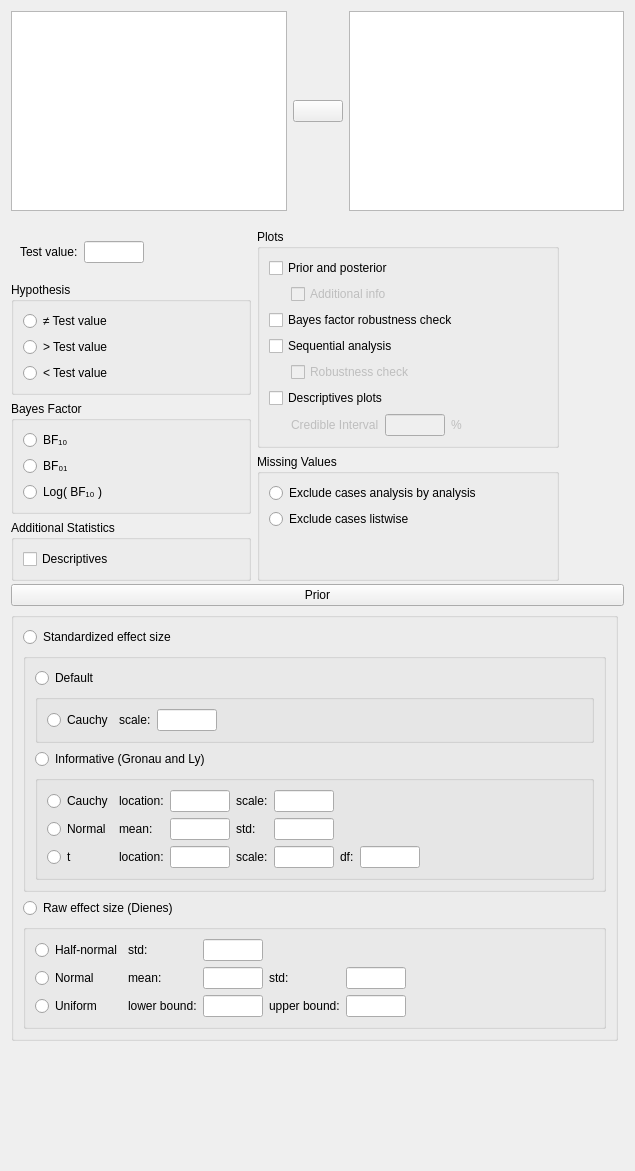
Qt form JASP-Desktop/analysisforms/ttestbayesianonesampleform.ui (jasp-stats/jasp-desktop) before a commit.
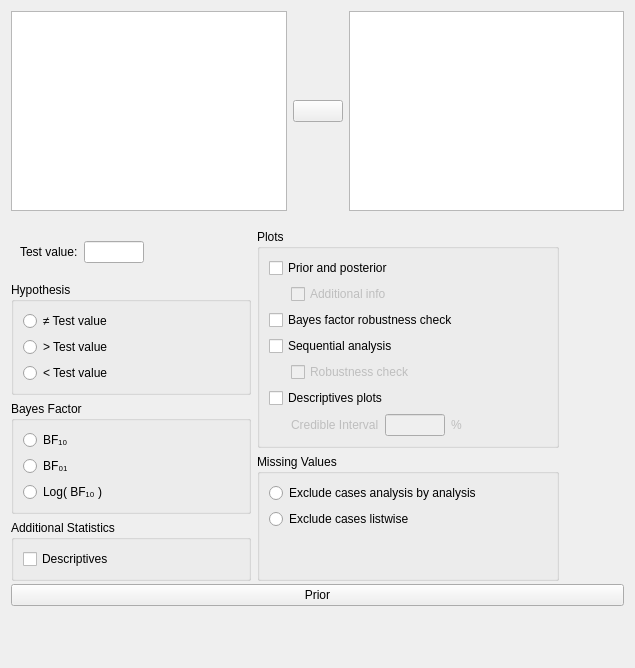
The same form after that commit. Custom widgets are drawn as their Qt base class.

Commit message: Replaced prior layout with SubjectivePriors widget in one sample ttest

The edit to the form file:
```diff
--- a/JASP-Desktop/analysisforms/ttestbayesianonesampleform.ui
+++ b/JASP-Desktop/analysisforms/ttestbayesianonesampleform.ui
@@ -7,7 +7,7 @@
     <x>0</x>
     <y>0</y>
     <width>635</width>
-    <height>1171</height>
+    <height>668</height>
    </rect>
   </property>
   <property name="sizePolicy">
@@ -55,595 +55,49 @@
         </property>
        </widget>
       </item>
-      <item row="3" column="0" rowspan="2">
-       <widget class="BoundGroupBox" name="effectSize">
-        <layout class="QGridLayout" name="gridLayout_14">
-         <item row="2" column="0">
-          <widget class="QRadioButton" name="_2dienesRawEffectSize">
-           <property name="text">
-            <string>Raw effect size (Dienes)</string>
-           </property>
-          </widget>
-         </item>
-         <item row="3" column="0">
-          <widget class="BoundGroupBox" name="dienesEffectSize">
-           <property name="title">
-            <string/>
-           </property>
-           <property name="flat">
-            <bool>false</bool>
-           </property>
-           <layout class="QGridLayout" name="gridLayout_17">
-            <item row="2" column="1">
-             <widget class="QLabel" name="label_uniformDienesLowerBound">
-              <property name="text">
-               <string>lower bound:</string>
-              </property>
-             </widget>
-            </item>
-            <item row="2" column="3">
-             <widget class="QLabel" name="label_uniformDienesUpperBound">
-              <property name="text">
-               <string>upper bound:</string>
-              </property>
-             </widget>
-            </item>
-            <item row="2" column="2">
-             <widget class="BoundTextBox" name="uniformDienesLowerBound">
-              <property name="sizePolicy">
-               <sizepolicy hsizetype="Fixed" vsizetype="Preferred">
-                <horstretch>0</horstretch>
-                <verstretch>0</verstretch>
-               </sizepolicy>
-              </property>
-              <property name="minimumSize">
-               <size>
-                <width>60</width>
-                <height>0</height>
-               </size>
-              </property>
-              <property name="maximumSize">
-               <size>
-                <width>60</width>
-                <height>16777215</height>
-               </size>
-              </property>
-             </widget>
-            </item>
-            <item row="2" column="0">
-             <widget class="QRadioButton" name="uniformDienes">
-              <property name="sizePolicy">
-               <sizepolicy hsizetype="Fixed" vsizetype="Fixed">
-                <horstretch>0</horstretch>
-                <verstretch>0</verstretch>
-               </sizepolicy>
-              </property>
-              <property name="text">
-               <string>Uniform</string>
-              </property>
-             </widget>
-            </item>
-            <item row="2" column="4">
-             <widget class="BoundTextBox" name="uniformDienesUpperBound">
-              <property name="sizePolicy">
-               <sizepolicy hsizetype="Fixed" vsizetype="Preferred">
-                <horstretch>0</horstretch>
-                <verstretch>0</verstretch>
-               </sizepolicy>
-              </property>
-              <property name="minimumSize">
-               <size>
-                <width>60</width>
-                <height>0</height>
-               </size>
-              </property>
-              <property name="maximumSize">
-               <size>
-                <width>60</width>
-                <height>16777215</height>
-               </size>
-              </property>
-             </widget>
-            </item>
-            <item row="0" column="2">
-             <widget class="BoundTextBox" name="halfNormalDienesStd">
-              <property name="sizePolicy">
-               <sizepolicy hsizetype="Fixed" vsizetype="Preferred">
-                <horstretch>0</horstretch>
-                <verstretch>0</verstretch>
-               </sizepolicy>
-              </property>
-              <property name="minimumSize">
-               <size>
-                <width>60</width>
-                <height>0</height>
-               </size>
-              </property>
-              <property name="maximumSize">
-               <size>
-                <width>60</width>
-                <height>16777215</height>
-               </size>
-              </property>
-             </widget>
-            </item>
-            <item row="0" column="1">
-             <widget class="QLabel" name="label_halfNormalDienesStd">
-              <property name="text">
-               <string>std:</string>
-              </property>
-             </widget>
-            </item>
-            <item row="0" column="0">
-             <widget class="QRadioButton" name="halfNormalDienes">
-              <property name="text">
-               <string>Half-normal</string>
-              </property>
-             </widget>
-            </item>
-            <item row="1" column="0">
-             <widget class="QRadioButton" name="normalDienes">
-              <property name="sizePolicy">
-               <sizepolicy hsizetype="Fixed" vsizetype="Fixed">
-                <horstretch>0</horstretch>
-                <verstretch>0</verstretch>
-               </sizepolicy>
-              </property>
-              <property name="text">
-               <string>Normal</string>
-              </property>
-             </widget>
-            </item>
-            <item row="1" column="1">
-             <widget class="QLabel" name="label_normalDienesMean">
-              <property name="text">
-               <string>mean:</string>
-              </property>
-             </widget>
-            </item>
-            <item row="1" column="2">
-             <widget class="BoundTextBox" name="normalDienesMean">
-              <property name="sizePolicy">
-               <sizepolicy hsizetype="Fixed" vsizetype="Preferred">
-                <horstretch>0</horstretch>
-                <verstretch>0</verstretch>
-               </sizepolicy>
-              </property>
-              <property name="minimumSize">
-               <size>
-                <width>60</width>
-                <height>0</height>
-               </size>
-              </property>
-              <property name="maximumSize">
-               <size>
-                <width>60</width>
-                <height>16777215</height>
-               </size>
-              </property>
-             </widget>
-            </item>
-            <item row="1" column="3">
-             <widget class="QLabel" name="label_normalDienesStd">
-              <property name="text">
-               <string>std:</string>
-              </property>
-             </widget>
-            </item>
-            <item row="1" column="4">
-             <widget class="BoundTextBox" name="normalDienesStd">
-              <property name="sizePolicy">
-               <sizepolicy hsizetype="Fixed" vsizetype="Preferred">
-                <horstretch>0</horstretch>
-                <verstretch>0</verstretch>
-               </sizepolicy>
-              </property>
-              <property name="minimumSize">
-               <size>
-                <width>60</width>
-                <height>0</height>
-               </size>
-              </property>
-              <property name="maximumSize">
-               <size>
-                <width>60</width>
-                <height>16777215</height>
-               </size>
-              </property>
-             </widget>
-            </item>
-            <item row="2" column="5">
-             <spacer name="horizontalSpacer_9">
-              <property name="orientation">
-               <enum>Qt::Horizontal</enum>
-              </property>
-              <property name="sizeHint" stdset="0">
-               <size>
-                <width>40</width>
-                <height>20</height>
-               </size>
-              </property>
-             </spacer>
-            </item>
-           </layout>
-          </widget>
-         </item>
-         <item row="1" column="0">
-          <widget class="BoundGroupBox" name="effectSizeStandardized">
-           <property name="title">
-            <string/>
-           </property>
-           <property name="flat">
-            <bool>false</bool>
-           </property>
-           <layout class="QGridLayout" name="gridLayout_15">
-            <item row="0" column="0">
-             <widget class="QRadioButton" name="defaultStandardEffectSize">
-              <property name="sizePolicy">
-               <sizepolicy hsizetype="Fixed" vsizetype="Fixed">
-                <horstretch>0</horstretch>
-                <verstretch>0</verstretch>
-               </sizepolicy>
-              </property>
-              <property name="text">
-               <string>Default</string>
-              </property>
-             </widget>
-            </item>
-            <item row="3" column="0">
-             <widget class="QRadioButton" name="informativeStandardEffectSize">
-              <property name="sizePolicy">
-               <sizepolicy hsizetype="Fixed" vsizetype="Fixed">
-                <horstretch>0</horstretch>
-                <verstretch>0</verstretch>
-               </sizepolicy>
-              </property>
-              <property name="text">
-               <string>Informative (Gronau and Ly)</string>
-              </property>
-             </widget>
-            </item>
-            <item row="1" column="0">
-             <widget class="BoundGroupBox" name="defaultStandardizedEffectSize">
-              <property name="title">
-               <string/>
-              </property>
-              <property name="flat">
-               <bool>false</bool>
-              </property>
-              <layout class="QGridLayout" name="gridLayout_18">
-               <item row="0" column="3">
-                <spacer name="horizontalSpacer_10">
-                 <property name="orientation">
-                  <enum>Qt::Horizontal</enum>
-                 </property>
-                 <property name="sizeHint" stdset="0">
-                  <size>
-                   <width>40</width>
-                   <height>20</height>
-                  </size>
-                 </property>
-                </spacer>
-               </item>
-               <item row="0" column="0">
-                <widget class="QRadioButton" name="cauchyDefault">
-                 <property name="sizePolicy">
-                  <sizepolicy hsizetype="Fixed" vsizetype="Fixed">
-                   <horstretch>0</horstretch>
-                   <verstretch>0</verstretch>
-                  </sizepolicy>
-                 </property>
-                 <property name="text">
-                  <string>Cauchy</string>
-                 </property>
-                </widget>
-               </item>
-               <item row="0" column="1">
-                <widget class="QLabel" name="label_7">
-                 <property name="text">
-                  <string>scale:</string>
-                 </property>
-                </widget>
-               </item>
-               <item row="0" column="2">
-                <widget class="BoundTextBox" name="priorWidth">
-                 <property name="sizePolicy">
-                  <sizepolicy hsizetype="Fixed" vsizetype="Preferred">
-                   <horstretch>0</horstretch>
-                   <verstretch>0</verstretch>
-                  </sizepolicy>
-                 </property>
-                 <property name="minimumSize">
-                  <size>
-                   <width>60</width>
-                   <height>0</height>
-                  </size>
-                 </property>
-                 <property name="maximumSize">
-                  <size>
-                   <width>60</width>
-                   <height>16777215</height>
-                  </size>
-                 </property>
-                </widget>
-               </item>
-              </layout>
-             </widget>
-            </item>
-            <item row="4" column="0">
-             <widget class="BoundGroupBox" name="informativeStandardizedEffectSize">
-              <property name="title">
-               <string/>
-              </property>
-              <property name="flat">
-               <bool>false</bool>
-              </property>
-              <layout class="QGridLayout" name="gridLayout_16">
-               <item row="1" column="4">
-                <widget class="BoundTextBox" name="informativeCauchyScale">
-                 <property name="sizePolicy">
-                  <sizepolicy hsizetype="Fixed" vsizetype="Preferred">
-                   <horstretch>0</horstretch>
-                   <verstretch>0</verstretch>
-                  </sizepolicy>
-                 </property>
-                 <property name="minimumSize">
-                  <size>
-                   <width>60</width>
-                   <height>0</height>
-                  </size>
-                 </property>
-                 <property name="maximumSize">
-                  <size>
-                   <width>60</width>
-                   <height>16777215</height>
-                  </size>
-                 </property>
-                </widget>
-               </item>
-               <item row="3" column="3">
-                <widget class="QLabel" name="label_informativeTScale">
-                 <property name="text">
-                  <string>scale:</string>
-                 </property>
-                </widget>
-               </item>
-               <item row="3" column="1">
-                <widget class="QLabel" name="label_informativeTLocation">
-                 <property name="text">
-                  <string>location:</string>
-                 </property>
-                </widget>
-               </item>
-               <item row="3" column="6">
-                <widget class="BoundTextBox" name="informativeTDf">
-                 <property name="sizePolicy">
-                  <sizepolicy hsizetype="Fixed" vsizetype="Preferred">
-                   <horstretch>0</horstretch>
-                   <verstretch>0</verstretch>
-                  </sizepolicy>
-                 </property>
-                 <property name="minimumSize">
-                  <size>
-                   <width>60</width>
-                   <height>0</height>
-                  </size>
-                 </property>
-                 <property name="maximumSize">
-                  <size>
-                   <width>60</width>
-                   <height>16777215</height>
-                  </size>
-                 </property>
-                </widget>
-               </item>
-               <item row="3" column="5">
-                <widget class="QLabel" name="label_informativeTDf">
-                 <property name="text">
-                  <string>df:</string>
-                 </property>
-                </widget>
-               </item>
-               <item row="1" column="2">
-                <widget class="BoundTextBox" name="informativeCauchyLocation">
-                 <property name="sizePolicy">
-                  <sizepolicy hsizetype="Fixed" vsizetype="Preferred">
-                   <horstretch>0</horstretch>
-                   <verstretch>0</verstretch>
-                  </sizepolicy>
-                 </property>
-                 <property name="minimumSize">
-                  <size>
-                   <width>60</width>
-                   <height>0</height>
-                  </size>
-                 </property>
-                 <property name="maximumSize">
-                  <size>
-                   <width>60</width>
-                   <height>16777215</height>
-                  </size>
-                 </property>
-                </widget>
-               </item>
-               <item row="1" column="3">
-                <widget class="QLabel" name="label_informativeCauchyScale">
-                 <property name="text">
-                  <string>scale:</string>
-                 </property>
-                </widget>
-               </item>
-               <item row="3" column="0">
-                <widget class="QRadioButton" name="tInformative">
-                 <property name="sizePolicy">
-                  <sizepolicy hsizetype="Fixed" vsizetype="Fixed">
-                   <horstretch>0</horstretch>
-                   <verstretch>0</verstretch>
-                  </sizepolicy>
-                 </property>
-                 <property name="text">
-                  <string>t</string>
-                 </property>
-                </widget>
-               </item>
-               <item row="3" column="2">
-                <widget class="BoundTextBox" name="informativeTLocation">
-                 <property name="sizePolicy">
-                  <sizepolicy hsizetype="Fixed" vsizetype="Preferred">
-                   <horstretch>0</horstretch>
-                   <verstretch>0</verstretch>
-                  </sizepolicy>
-                 </property>
-                 <property name="minimumSize">
-                  <size>
-                   <width>60</width>
-                   <height>0</height>
-                  </size>
-                 </property>
-                 <property name="maximumSize">
-                  <size>
-                   <width>60</width>
-                   <height>16777215</height>
-                  </size>
-                 </property>
-                </widget>
-               </item>
-               <item row="1" column="0">
-                <widget class="QRadioButton" name="cauchyInformative">
-                 <property name="sizePolicy">
-                  <sizepolicy hsizetype="Fixed" vsizetype="Fixed">
-                   <horstretch>0</horstretch>
-                   <verstretch>0</verstretch>
-                  </sizepolicy>
-                 </property>
-                 <property name="text">
-                  <string>Cauchy</string>
-                 </property>
-                </widget>
-               </item>
-               <item row="1" column="1">
-                <widget class="QLabel" name="label_informativeCauchyLocation">
-                 <property name="text">
-                  <string>location:</string>
-                 </property>
-                </widget>
-               </item>
-               <item row="3" column="4">
-                <widget class="BoundTextBox" name="informativeTScale">
-                 <property name="sizePolicy">
-                  <sizepolicy hsizetype="Fixed" vsizetype="Preferred">
-                   <horstretch>0</horstretch>
-                   <verstretch>0</verstretch>
-                  </sizepolicy>
-                 </property>
-                 <property name="minimumSize">
-                  <size>
-                   <width>60</width>
-                   <height>0</height>
-                  </size>
-                 </property>
-                 <property name="maximumSize">
-                  <size>
-                   <width>60</width>
-                   <height>16777215</height>
-                  </size>
-                 </property>
-                </widget>
-               </item>
-               <item row="1" column="7">
-                <spacer name="horizontalSpacer_8">
-                 <property name="orientation">
-                  <enum>Qt::Horizontal</enum>
-                 </property>
-                 <property name="sizeHint" stdset="0">
-                  <size>
-                   <width>40</width>
-                   <height>20</height>
-                  </size>
-                 </property>
-                </spacer>
-               </item>
-               <item row="2" column="0">
-                <widget class="QRadioButton" name="normalInformative">
-                 <property name="text">
-                  <string>Normal</string>
-                 </property>
-                </widget>
-               </item>
-               <item row="2" column="1">
-                <widget class="QLabel" name="label_informativeNormalMean">
-                 <property name="text">
-                  <string>mean:</string>
-                 </property>
-                </widget>
-               </item>
-               <item row="2" column="2">
-                <widget class="BoundTextBox" name="informativeNormalMean">
-                 <property name="sizePolicy">
-                  <sizepolicy hsizetype="Fixed" vsizetype="Preferred">
-                   <horstretch>0</horstretch>
-                   <verstretch>0</verstretch>
-                  </sizepolicy>
-                 </property>
-                 <property name="minimumSize">
-                  <size>
-                   <width>60</width>
-                   <height>0</height>
-                  </size>
-                 </property>
-                 <property name="maximumSize">
-                  <size>
-                   <width>60</width>
-                   <height>16777215</height>
-                  </size>
-                 </property>
-                </widget>
-               </item>
-               <item row="2" column="3">
-                <widget class="QLabel" name="label_informativeNormalStd">
-                 <property name="text">
-                  <string>std:</string>
-                 </property>
-                </widget>
-               </item>
-               <item row="2" column="4">
-                <widget class="BoundTextBox" name="informativeNormalStd">
-                 <property name="sizePolicy">
-                  <sizepolicy hsizetype="Fixed" vsizetype="Preferred">
-                   <horstretch>0</horstretch>
-                   <verstretch>0</verstretch>
-                  </sizepolicy>
-                 </property>
-                 <property name="minimumSize">
-                  <size>
-                   <width>60</width>
-                   <height>0</height>
-                  </size>
-                 </property>
-                 <property name="maximumSize">
-                  <size>
-                   <width>60</width>
-                   <height>16777215</height>
-                  </size>
-                 </property>
-                </widget>
-               </item>
-              </layout>
-             </widget>
-            </item>
-           </layout>
-          </widget>
-         </item>
-         <item row="0" column="0">
-          <widget class="QRadioButton" name="_1standardizedEffectSize">
-           <property name="text">
-            <string>Standardized effect size</string>
-           </property>
-          </widget>
-         </item>
+      <item row="3" column="0">
+       <widget class="SubjectivePriorsWidget" name="subjectivePriors" native="true">
+        <property name="sizePolicy">
+         <sizepolicy hsizetype="Expanding" vsizetype="Fixed">
+          <horstretch>0</horstretch>
+          <verstretch>0</verstretch>
+         </sizepolicy>
+        </property>
+        <property name="minimumSize">
+         <size>
+          <width>0</width>
+          <height>0</height>
+         </size>
+        </property>
+        <layout class="QGridLayout" name="gridLayout_11">
+         <property name="leftMargin">
+          <number>0</number>
+         </property>
+         <property name="topMargin">
+          <number>0</number>
+         </property>
+         <property name="rightMargin">
+          <number>0</number>
+         </property>
+         <property name="verticalSpacing">
+          <number>0</number>
+         </property>
         </layout>
        </widget>
       </item>
+      <item row="4" column="0">
+       <spacer name="verticalSpacer_2">
+        <property name="orientation">
+         <enum>Qt::Vertical</enum>
+        </property>
+        <property name="sizeHint" stdset="0">
+         <size>
+          <width>20</width>
+          <height>40</height>
+         </size>
+        </property>
+       </spacer>
+      </item>
      </layout>
     </widget>
    </item>
@@ -1306,6 +760,17 @@
   </layout>
  </widget>
  <customwidgets>
+  <customwidget>
+   <class>BoundTextBox</class>
+   <extends>QLineEdit</extends>
+   <header>widgets/boundtextbox.h</header>
+  </customwidget>
+  <customwidget>
+   <class>BoundGroupBox</class>
+   <extends>QGroupBox</extends>
+   <header>widgets/boundgroupbox.h</header>
+   <container>1</container>
+  </customwidget>
   <customwidget>
    <class>AssignButton</class>
    <extends>QPushButton</extends>
@@ -1316,38 +781,33 @@
    <extends>QListView</extends>
    <header>widgets/availablefieldslistview.h</header>
   </customwidget>
-  <customwidget>
-   <class>BoundListView</class>
-   <extends>QListView</extends>
-   <header>widgets/boundlistview.h</header>
-  </customwidget>
   <customwidget>
    <class>GroupBox</class>
    <extends>QGroupBox</extends>
    <header>widgets/groupbox.h</header>
    <container>1</container>
   </customwidget>
-  <customwidget>
-   <class>BoundTextBox</class>
-   <extends>QLineEdit</extends>
-   <header>widgets/boundtextbox.h</header>
-  </customwidget>
-  <customwidget>
-   <class>BoundGroupBox</class>
-   <extends>QGroupBox</extends>
-   <header>widgets/boundgroupbox.h</header>
-   <container>1</container>
-  </customwidget>
   <customwidget>
    <class>BoundCheckBox</class>
    <extends>QCheckBox</extends>
    <header>widgets/boundcheckbox.h</header>
   </customwidget>
+  <customwidget>
+   <class>BoundListView</class>
+   <extends>QListView</extends>
+   <header>widgets/boundlistview.h</header>
+  </customwidget>
   <customwidget>
    <class>ExpanderButton</class>
    <extends>QPushButton</extends>
    <header>widgets/expanderbutton.h</header>
   </customwidget>
+  <customwidget>
+   <class>SubjectivePriorsWidget</class>
+   <extends>QWidget</extends>
+   <header location="global">widgets/subjectivepriorswidget.h</header>
+   <container>1</container>
+  </customwidget>
  </customwidgets>
  <resources/>
  <connections>
```
Left out of the diff: 13 changed lines with no effect on the pictures. The commit also changes 2 other files.
